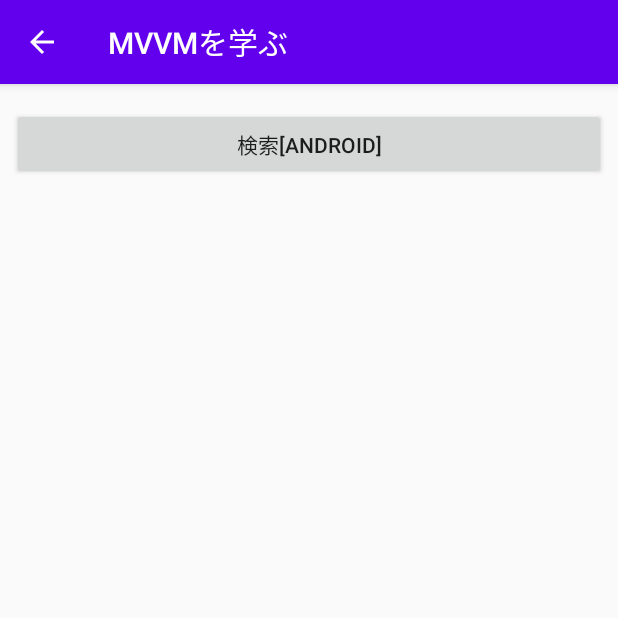
After one commit to tomoya-s-101/android-tutorial, an Android app: the Tutorial6Activity screen opened directly, with no data from a screen before it, on a phone screen of 412 x 824 dp, the top half of it. The commit adds this screen. Run offline under Robolectric (Android 15) with nearby library versions, the phone set to English and light mode, and no system bars; our stand-ins replace data binding; libraries missing offline, so code that uses them is left out: com.jakewharton.retrofit2; 1 statement that could not run was skipped.

Commit message:
Tutorial6実装

```diff
--- a/app/src/main/AndroidManifest.xml
+++ b/app/src/main/AndroidManifest.xml
@@ -1,5 +1,6 @@
 <?xml version="1.0" encoding="utf-8"?>
 <manifest xmlns:android="http://schemas.android.com/apk/res/android"
+    xmlns:tools="http://schemas.android.com/tools"
     package="com.axiaworks.tutorial">
 
     <uses-permission android:name="android.permission.INTERNET"/>
@@ -12,7 +13,8 @@
         android:roundIcon="@mipmap/ic_launcher_round"
         android:supportsRtl="true"
         android:usesCleartextTraffic="true"
-        android:theme="@style/AppTheme">
+        android:theme="@style/AppTheme"
+        tools:targetApi="m">
         <activity android:name=".MainActivity">
             <intent-filter>
                 <action android:name="android.intent.action.MAIN" />
@@ -27,6 +29,7 @@
         <activity android:name=".library.Tutorial4Activity"/>
         <activity android:name=".library.Tutorial4ExActivity"/>
         <activity android:name=".fragment.Tutorial5Activity"/>
+        <activity android:name=".mvvm.Tutorial6Activity" />
 
     </application>
 
--- a/app/src/main/java/com/axiaworks/tutorial/TutorialApplication.kt
+++ b/app/src/main/java/com/axiaworks/tutorial/TutorialApplication.kt
@@ -1,10 +1,63 @@
 package com.axiaworks.tutorial
 
 import android.app.Application
+import com.axiaworks.tutorial.mvvm.Tutorial6ViewModel
+import com.axiaworks.tutorial.mvvm.repository.QiitaRepository
+import com.jakewharton.retrofit2.adapter.kotlin.coroutines.CoroutineCallAdapterFactory
+import com.squareup.moshi.Moshi
+import com.squareup.moshi.kotlin.reflect.KotlinJsonAdapterFactory
+import okhttp3.OkHttpClient
+import okhttp3.logging.HttpLoggingInterceptor
+import org.koin.android.ext.koin.androidContext
+import org.koin.android.ext.koin.androidLogger
+import org.koin.android.viewmodel.dsl.viewModel
+import org.koin.core.context.startKoin
+import org.koin.core.module.Module
+import org.koin.dsl.module
+import retrofit2.Retrofit
+import retrofit2.converter.moshi.MoshiConverterFactory
 
-class TutorialApplication: Application() {
+class TutorialApplication : Application() {
     override fun onCreate() {
         super.onCreate()
         Property.context = applicationContext
+        setupKoin()
     }
+
+    private fun setupKoin() {
+        val module: Module = module {
+            viewModel { Tutorial6ViewModel() }
+            single { createRetrofitService("https://qiita.com/", QiitaRepository::class.java) }
+        }
+
+        startKoin {
+            androidLogger()
+            androidContext(this@TutorialApplication)
+            modules(module)
+        }
+    }
+
+    private fun <T> createRetrofitService(baseUrl: String, service: Class<T>): T =
+        Retrofit.Builder()
+            .baseUrl(baseUrl)
+            .addConverterFactory(
+                MoshiConverterFactory.create(
+                    Moshi.Builder()
+                        .add(KotlinJsonAdapterFactory())
+                        .build()
+                )
+            )
+            .addCallAdapterFactory(CoroutineCallAdapterFactory())
+            .client(
+                OkHttpClient
+                    .Builder()
+                    .addInterceptor(
+                        HttpLoggingInterceptor().apply {
+                            level = HttpLoggingInterceptor.Level.BASIC
+                        })
+                    .build()
+            )
+            .build()
+            .create(service)
+
 }
--- /dev/null
+++ b/app/src/main/java/com/axiaworks/tutorial/mvvm/Tutorial6Activity.kt
@@ -0,0 +1,72 @@
+package com.axiaworks.tutorial.mvvm
+
+import android.content.Context
+import android.content.Intent
+import android.os.Bundle
+import android.view.MenuItem
+import android.view.View
+import androidx.appcompat.app.AppCompatActivity
+import androidx.databinding.DataBindingUtil
+import androidx.lifecycle.Observer
+import com.axiaworks.tutorial.R
+import com.axiaworks.tutorial.databinding.ActivityTutorial6Binding
+import org.koin.android.viewmodel.ext.android.viewModel
+
+class Tutorial6Activity : AppCompatActivity() {
+    companion object {
+        fun callingIntent(context: Context) = Intent(context, Tutorial6Activity::class.java)
+    }
+
+    private val viewModel: Tutorial6ViewModel by viewModel()
+
+    private lateinit var binding: ActivityTutorial6Binding
+    private var adapter: QiitaItemAdapter? = null
+
+
+    override fun onCreate(savedInstanceState: Bundle?) {
+        super.onCreate(savedInstanceState)
+
+        binding = DataBindingUtil.setContentView<ActivityTutorial6Binding>(
+            this, R.layout.activity_tutorial6
+        ).apply {
+            recyclerView.adapter = QiitaItemAdapter(emptyList()).apply {
+                this@Tutorial6Activity.adapter = this
+            }
+            searchButton.setOnClickListener {
+                viewModel.fetchTagItems("android")
+            }
+        }
+
+        bindViews()
+
+        supportActionBar?.apply {
+            title = getString(R.string.main_study_mvvm)
+            setDisplayHomeAsUpEnabled(true)
+        }
+    }
+
+    override fun onOptionsItemSelected(item: MenuItem): Boolean {
+        if (item.itemId == android.R.id.home) {
+            onBackPressed()
+            return true
+        }
+        return super.onOptionsItemSelected(item)
+    }
+
+
+    private fun bindViews() {
+        viewModel.isProgress.observe(this, Observer {
+            binding.progressContainer.visibility = if (it == true) {
+                View.VISIBLE
+            } else {
+                View.GONE
+            }
+        })
+
+        viewModel.qiitaItems.observe(this, Observer {
+            it?.let { list ->
+                adapter?.setList(list)
+            }
+        })
+    }
+}
--- /dev/null
+++ b/app/src/main/java/com/axiaworks/tutorial/mvvm/Tutorial6ViewModel.kt
@@ -0,0 +1,41 @@
+package com.axiaworks.tutorial.mvvm
+
+import android.util.Log
+import androidx.lifecycle.LiveData
+import androidx.lifecycle.MutableLiveData
+import androidx.lifecycle.ViewModel
+import androidx.lifecycle.viewModelScope
+import com.axiaworks.tutorial.mvvm.repository.QiitaRepository
+import com.axiaworks.tutorial.mvvm.response.QiitaItem
+import kotlinx.coroutines.launch
+import org.koin.core.KoinComponent
+import org.koin.core.inject
+
+class Tutorial6ViewModel : ViewModel(), KoinComponent {
+    companion object {
+        const val TAG = "Tutorial6ViewModel"
+    }
+
+    private val qiitaRepository: QiitaRepository by inject()
+
+    val isProgress: LiveData<Boolean>
+        get() = _isProgress
+    private val _isProgress = MutableLiveData<Boolean>(false)
+    val qiitaItems: LiveData<List<QiitaItem>>
+        get() = _qiitaItems
+    private val _qiitaItems = MutableLiveData<List<QiitaItem>>()
+
+    fun fetchTagItems(tag: String) {
+        _isProgress.value = true
+        viewModelScope.launch {
+            runCatching { qiitaRepository.fetchTagItems(tag) }
+                .fold({
+                    _qiitaItems.value = it
+                    _isProgress.value = false
+                }, {
+                    Log.e(TAG, "error", it)
+                    _isProgress.value = false
+                })
+        }
+    }
+}
--- /dev/null
+++ b/app/src/main/java/com/axiaworks/tutorial/mvvm/repository/QiitaRepository.kt
@@ -0,0 +1,11 @@
+package com.axiaworks.tutorial.mvvm.repository
+
+import com.axiaworks.tutorial.mvvm.response.QiitaItem
+import retrofit2.http.GET
+import retrofit2.http.Path
+
+interface QiitaRepository {
+
+    @GET("api/v2/tags/{tag}/items")
+    suspend fun fetchTagItems(@Path("tag") tag: String): List<QiitaItem>
+}
--- /dev/null
+++ b/app/src/main/res/layout/activity_tutorial6.xml
@@ -0,0 +1,54 @@
+<?xml version="1.0" encoding="utf-8"?>
+<layout xmlns:android="http://schemas.android.com/apk/res/android"
+    xmlns:app="http://schemas.android.com/apk/res-auto">
+
+    <androidx.constraintlayout.widget.ConstraintLayout
+        android:layout_width="match_parent"
+        android:layout_height="match_parent">
+
+
+        <Button
+            android:id="@+id/search_button"
+            android:layout_width="0dp"
+            android:layout_height="wrap_content"
+            android:layout_marginStart="8dp"
+            android:layout_marginTop="16dp"
+            android:layout_marginEnd="8dp"
+            android:text="@string/tutorial6_search_android"
+            app:layout_constraintEnd_toEndOf="parent"
+            app:layout_constraintStart_toStartOf="parent"
+            app:layout_constraintTop_toTopOf="parent" />
+
+        <androidx.recyclerview.widget.RecyclerView
+            android:id="@+id/recycler_view"
+            android:layout_width="0dp"
+            android:layout_height="0dp"
+            android:layout_marginTop="8dp"
+            android:orientation="vertical"
+            app:layoutManager="androidx.recyclerview.widget.LinearLayoutManager"
+            app:layout_constraintBottom_toBottomOf="parent"
+            app:layout_constraintEnd_toEndOf="parent"
+            app:layout_constraintStart_toStartOf="parent"
+            app:layout_constraintTop_toBottomOf="@+id/search_button" />
+
+        <androidx.constraintlayout.widget.ConstraintLayout
+            android:id="@+id/progress_container"
+            android:layout_width="match_parent"
+            android:layout_height="match_parent"
+            android:visibility="gone"
+            app:layout_constraintBottom_toBottomOf="parent"
+            app:layout_constraintEnd_toEndOf="parent"
+            app:layout_constraintStart_toStartOf="parent"
+            app:layout_constraintTop_toTopOf="parent">
+
+            <ProgressBar
+                android:layout_width="wrap_content"
+                android:layout_height="wrap_content"
+                app:layout_constraintBottom_toBottomOf="parent"
+                app:layout_constraintEnd_toEndOf="parent"
+                app:layout_constraintStart_toStartOf="parent"
+                app:layout_constraintTop_toTopOf="parent" />
+        </androidx.constraintlayout.widget.ConstraintLayout>
+
+    </androidx.constraintlayout.widget.ConstraintLayout>
+</layout>
--- a/app/src/main/res/values/strings.xml
+++ b/app/src/main/res/values/strings.xml
@@ -6,6 +6,7 @@
     <string name="main_study_adapter">アダプターを学ぶ</string>
     <string name="main_study_gradle">外部ライブラリを学ぶ</string>
     <string name="main_study_fragment">フラグメントを学ぶ</string>
+    <string name="main_study_mvvm">MVVMを学ぶ</string>
 
     <!--  Tutorial2 layout  -->
     <string name="tutorial2_name">名前</string>
@@ -50,4 +51,10 @@
     <string name="tutorial5_show_confirm_dialog">確認ダイアログを表示</string>
     <string name="tutorial5_select_fragment_title">切り替えるフラグメントを選択してください</string>
 
+    <!-- Tutorial6 mvvm -->
+    <string name="tutorial6_search_android">検索[Android]</string>
+    <string name="tutorial6_comment_num">コメント数: </string>
+    <string name="tutorial6_like_count">いいね: </string>
+    <string name="tutorial6_reaction_count">リアクション: </string>
+
 </resources>
```
Also changed, not shown: app/build.gradle (+20 -2 lines), app/src/main/java/com/axiaworks/tutorial/MainActivity.kt (+7 -0 lines), app/src/main/java/com/axiaworks/tutorial/extensions/ImageView.kt (+8 -0 lines), app/src/main/java/com/axiaworks/tutorial/mvvm/QiitaItemAdapter.kt (added, +40 -0 lines), app/src/main/java/com/axiaworks/tutorial/mvvm/response/QiitaItem.kt (added, +76 -0 lines), app/src/main/res/layout/activity_main.xml (+12 -0 lines), app/src/main/res/layout/item_qiita_item.xml (added, +126 -0 lines).
